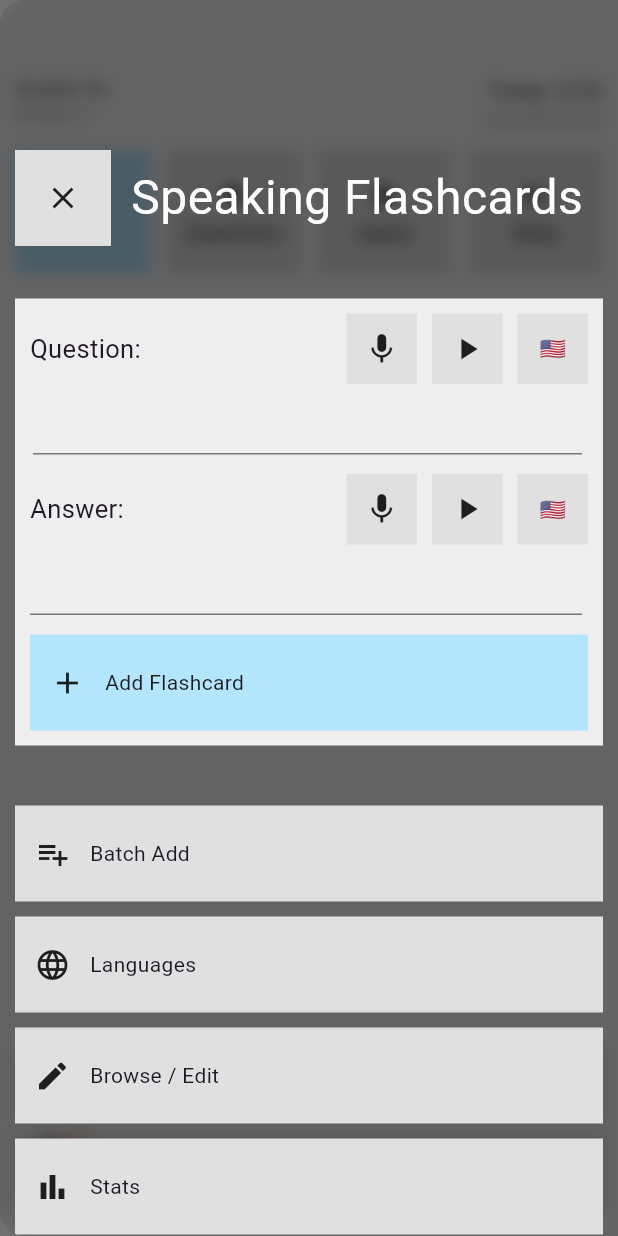
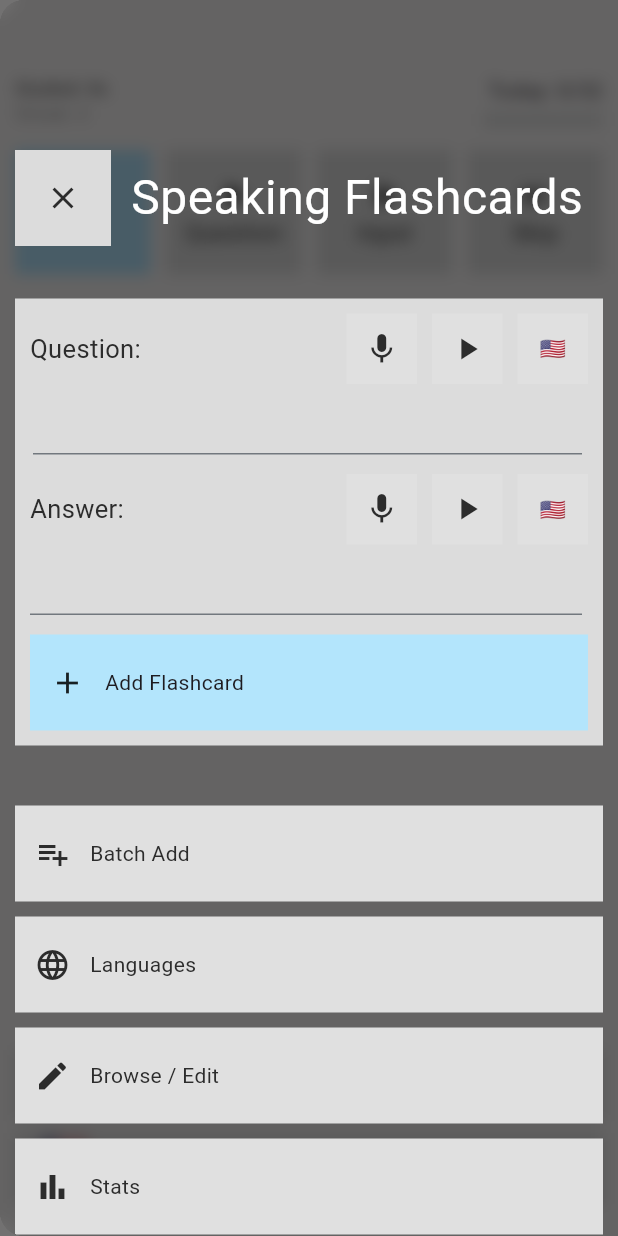
Before and after one commit to davidd647/speaking_flashcards, a Flutter app: the screen it shows after launch, with the side drawer open, on a phone screen of 412 x 824 dp. Run offline on Flutter 3.47's test engine with Material 3 defaults, Android fonts, the phone set to English and light mode, and no system bars; our stand-ins replace audioplayers, fl_chart, flutter_tts, fluttertoast, google_fonts, shared_preferences and 2 more; accounts and stored records are empty; Roboto replaces fonts that are missing (Ubuntu).

Commit message:
updated colors on menu (for dark mode)

```diff
--- a/lib/menu.dart
+++ b/lib/menu.dart
@@ -3,6 +3,7 @@ import 'package:flutter/material.dart';
 import 'package:provider/provider.dart';
 
 import 'package:speaking_flashcards/providers/session_logic.dart';
+import 'package:speaking_flashcards/providers/settings.dart';
 import 'package:speaking_flashcards/widgets/colored_inkwell_button.dart';
 import 'package:speaking_flashcards/widgets/custom_circular_progress_indicator.dart';
 import 'package:speaking_flashcards/widgets/wide_button.dart';
@@ -52,6 +53,18 @@ class _MenuContainerState extends State<MenuContainer> {
     // final maxWidth = MediaQuery.of(context).size.width;
 
     final providerSessionLogic = Provider.of<ProviderSessionLogic>(context);
+    final providerSettings = Provider.of<ProviderSettings>(context);
+
+    Color fgColor = const Color.fromARGB(255, 44, 44, 44);
+    Color containerColor = const Color.fromARGB(255, 220, 220, 220);
+    Color bgColor = const Color.fromARGB(255, 249, 247, 247);
+
+    if ((!providerSettings.darknessMatchesOS && providerSettings.darkMode) ||
+        (providerSettings.darknessMatchesOS && providerSettings.systemIsInDarkMode)) {
+      fgColor = const Color.fromARGB(255, 225, 225, 225);
+      containerColor = const Color.fromARGB(255, 100, 100, 100);
+      bgColor = const Color.fromARGB(255, 0, 0, 0);
+    }
 
     return Drawer(
       backgroundColor: Colors.black12,
@@ -77,6 +90,7 @@ class _MenuContainerState extends State<MenuContainer> {
                   mainAxisAlignment: MainAxisAlignment.spaceBetween,
                   children: [
                     ColoredInkWellButton(
+                      color: containerColor,
                       width: 64,
                       height: 64,
                       onTap: () {
@@ -84,7 +98,7 @@ class _MenuContainerState extends State<MenuContainer> {
                         Navigator.pop(context);
                         FocusScope.of(context).unfocus(); // close soft keyboard
                       },
-                      child: const Icon(Icons.close),
+                      child: Icon(Icons.close, color: fgColor),
                     ),
                     const Flexible(
                       fit: FlexFit.tight,
@@ -107,7 +121,7 @@ class _MenuContainerState extends State<MenuContainer> {
               ),
               const SizedBox(height: 35),
               Container(
-                color: Colors.grey[200],
+                color: containerColor,
                 margin: const EdgeInsets.only(left: 10, right: 10),
                 padding: const EdgeInsets.only(top: 10, bottom: 10),
                 child: Column(
@@ -118,14 +132,18 @@ class _MenuContainerState extends State<MenuContainer> {
                       child: Row(
                         mainAxisAlignment: MainAxisAlignment.spaceBetween,
                         children: [
-                          const Text(
+                          Text(
                             'Question:',
-                            style: TextStyle(fontSize: 17),
+                            style: TextStyle(
+                              fontSize: 17,
+                              color: fgColor,
+                            ),
                           ),
                           Row(
                             mainAxisSize: MainAxisSize.min,
                             children: [
                               WideButton(
+                                color: bgColor,
                                 onTap: () {
                                   handleRecordQuestion();
                                 },
@@ -135,7 +153,7 @@ class _MenuContainerState extends State<MenuContainer> {
                                   height: 47,
                                   child: Stack(
                                     children: [
-                                      const Center(child: Icon(Icons.mic)),
+                                      Center(child: Icon(Icons.mic, color: fgColor)),
                                       if (providerSessionLogic.isRecogingQuestion)
                                         Container(
                                           alignment: Alignment.center,
@@ -149,15 +167,17 @@ class _MenuContainerState extends State<MenuContainer> {
                               ),
                               const SizedBox(width: 10),
                               WideButton(
+                                color: bgColor,
                                 onTap: () {},
                                 child: Container(
                                   alignment: Alignment.center,
                                   width: 47,
-                                  child: const Icon(Icons.play_arrow),
+                                  child: Icon(Icons.play_arrow, color: fgColor),
                                 ),
                               ),
                               const SizedBox(width: 10),
                               WideButton(
+                                color: bgColor,
                                 onTap: () {},
                                 child: Container(
                                   alignment: Alignment.center,
@@ -181,7 +201,10 @@ class _MenuContainerState extends State<MenuContainer> {
                               margin: const EdgeInsets.only(left: 2, right: 2),
                               padding: const EdgeInsets.only(left: 0, right: 2, bottom: 3.0),
                               alignment: Alignment.centerLeft,
-                              child: TextField(controller: providerSessionLogic.questionController),
+                              child: TextField(
+                                controller: providerSessionLogic.questionController,
+                                style: TextStyle(color: fgColor),
+                              ),
                             ),
                           ),
                         ],
@@ -194,14 +217,18 @@ class _MenuContainerState extends State<MenuContainer> {
                       child: Row(
                         mainAxisAlignment: MainAxisAlignment.spaceBetween,
                         children: [
-                          const Text(
+                          Text(
                             'Answer:',
-                            style: TextStyle(fontSize: 17),
+                            style: TextStyle(
+                              fontSize: 17,
+                              color: fgColor,
+                            ),
                           ),
                           Row(
                             mainAxisSize: MainAxisSize.min,
                             children: [
                               WideButton(
+                                color: bgColor,
                                 onTap: () {
                                   // queue a recording...
                                   handleRecordAnswer();
@@ -211,7 +238,7 @@ class _MenuContainerState extends State<MenuContainer> {
                                   width: 47,
                                   child: Stack(
                                     children: [
-                                      const Center(child: Icon(Icons.mic)),
+                                      Center(child: Icon(Icons.mic, color: fgColor)),
                                       if (providerSessionLogic.isRecogingAnswer)
                                         Container(
                                           alignment: Alignment.center,
@@ -225,15 +252,17 @@ class _MenuContainerState extends State<MenuContainer> {
                               ),
                               const SizedBox(width: 10),
                               WideButton(
+                                color: bgColor,
                                 onTap: () {},
                                 child: Container(
                                   alignment: Alignment.center,
                                   width: 47,
-                                  child: const Icon(Icons.play_arrow),
+                                  child: Icon(Icons.play_arrow, color: fgColor),
                                 ),
                               ),
                               const SizedBox(width: 10),
                               WideButton(
+                                color: bgColor,
                                 onTap: () {},
                                 child: Container(
                                   alignment: Alignment.center,
@@ -257,7 +286,10 @@ class _MenuContainerState extends State<MenuContainer> {
                               margin: const EdgeInsets.only(left: 0, right: 2),
                               padding: const EdgeInsets.only(left: 0, right: 2, bottom: 3.0),
                               alignment: Alignment.centerLeft,
-                              child: TextField(controller: providerSessionLogic.answerController),
+                              child: TextField(
+                                controller: providerSessionLogic.answerController,
+                                style: TextStyle(color: fgColor),
+                              ),
                             ),
                           ),
                         ],
@@ -266,6 +298,7 @@ class _MenuContainerState extends State<MenuContainer> {
                     Padding(
                       padding: const EdgeInsets.only(top: 10, left: 10, right: 10),
                       child: WideButton(
+                        color: Colors.lightBlue.shade100,
                         primary: true,
                         onTap: () async {
                           final providerSessionLogic = Provider.of<ProviderSessionLogic>(context, listen: false);
@@ -298,17 +331,18 @@ class _MenuContainerState extends State<MenuContainer> {
               Padding(
                 padding: const EdgeInsets.only(left: 10, right: 10, bottom: 10),
                 child: WideButton(
+                  color: containerColor,
                   onTap: () {
                     Navigator.pop(context);
                     Navigator.of(context).pushNamed(BatchAdd.routeName);
                   },
-                  child: const Row(
+                  child: Row(
                     children: [
                       SizedBox(
                         width: 50,
-                        child: Icon(Icons.playlist_add, size: 24),
+                        child: Icon(Icons.playlist_add, size: 24, color: fgColor),
                       ),
-                      Text('Batch Add'),
+                      Text('Batch Add', style: TextStyle(color: fgColor)),
                     ],
                   ),
                 ),
@@ -316,17 +350,18 @@ class _MenuContainerState extends State<MenuContainer> {
               Padding(
                 padding: const EdgeInsets.only(left: 10, right: 10, bottom: 10),
                 child: WideButton(
+                  color: containerColor,
                   onTap: () {
                     Navigator.pop(context);
                     Navigator.of(context).pushNamed(Languages.routeName);
                   },
-                  child: const Row(
+                  child: Row(
                     children: [
                       SizedBox(
                         width: 50,
-                        child: Icon(Icons.language, size: 24),
+                        child: Icon(Icons.language, size: 24, color: fgColor),
                       ),
-                      Text('Languages'),
+                      Text('Languages', style: TextStyle(color: fgColor)),
                     ],
                   ),
                 ),
@@ -334,17 +369,18 @@ class _MenuContainerState extends State<MenuContainer> {
               Padding(
                 padding: const EdgeInsets.only(left: 10, right: 10, bottom: 10),
                 child: WideButton(
+                  color: containerColor,
                   onTap: () {
                     Navigator.pop(context);
                     Navigator.of(context).pushNamed(Browse.routeName);
                   },
-                  child: const Row(
+                  child: Row(
                     children: [
                       SizedBox(
                         width: 50,
-                        child: Icon(Icons.edit, size: 24),
+                        child: Icon(Icons.edit, size: 24, color: fgColor),
                       ),
-                      Text('Browse / Edit'),
+                      Text('Browse / Edit', style: TextStyle(color: fgColor)),
                     ],
                   ),
                 ),
@@ -352,17 +388,18 @@ class _MenuContainerState extends State<MenuContainer> {
               Padding(
                 padding: const EdgeInsets.only(left: 10, right: 10, bottom: 10),
                 child: WideButton(
+                  color: containerColor,
                   onTap: () {
                     Navigator.pop(context);
                     Navigator.of(context).pushNamed(Stats.routeName);
                   },
-                  child: const Row(
+                  child: Row(
                     children: [
                       SizedBox(
                         width: 50,
-                        child: Icon(Icons.bar_chart_sharp, size: 24),
+                        child: Icon(Icons.bar_chart_sharp, size: 24, color: fgColor),
                       ),
-                      Text('Stats'),
+                      Text('Stats', style: TextStyle(color: fgColor)),
                     ],
                   ),
                 ),
@@ -370,17 +407,18 @@ class _MenuContainerState extends State<MenuContainer> {
               Padding(
                 padding: const EdgeInsets.only(left: 10, right: 10),
                 child: WideButton(
+                  color: containerColor,
                   onTap: () {
                     Navigator.pop(context);
                     Navigator.of(context).pushNamed(Settings.routeName);
                   },
-                  child: const Row(
+                  child: Row(
                     children: [
                       SizedBox(
                         width: 50,
-                        child: Icon(Icons.settings, size: 24),
+                        child: Icon(Icons.settings, size: 24, color: fgColor),
                       ),
-                      Text('Settings'),
+                      Text('Settings', style: TextStyle(color: fgColor)),
                     ],
                   ),
                 ),
@@ -389,17 +427,18 @@ class _MenuContainerState extends State<MenuContainer> {
               Padding(
                 padding: const EdgeInsets.only(left: 10, right: 10),
                 child: WideButton(
+                  color: containerColor,
                   onTap: () {
                     providerSessionLogic.addInputAsAnswer();
                     Navigator.pop(context);
                   },
-                  child: const Row(
+                  child: Row(
                     children: [
                       SizedBox(
                         width: 50,
-                        child: Icon(Icons.check, size: 24),
+                        child: Icon(Icons.check, size: 24, color: fgColor),
                       ),
-                      Text('Add Input as Acceptable Soundalike'),
+                      Text('Add Input as Acceptable Soundalike', style: TextStyle(color: fgColor)),
                     ],
                   ),
                 ),
@@ -407,17 +446,18 @@ class _MenuContainerState extends State<MenuContainer> {
               Padding(
                 padding: const EdgeInsets.all(10.0),
                 child: WideButton(
+                  color: containerColor,
                   onTap: () {
                     Navigator.pop(context);
                     providerSessionLogic.showPreviousGuessInfo();
                   },
-                  child: const Row(
+                  child: Row(
                     children: [
                       SizedBox(
                         width: 50,
-                        child: Icon(Icons.repeat, size: 24),
+                        child: Icon(Icons.repeat, size: 24, color: fgColor),
                       ),
-                      Text('Show Previous Guess'),
+                      Text('Show Previous Guess', style: TextStyle(color: fgColor)),
                     ],
                   ),
                 ),
```
